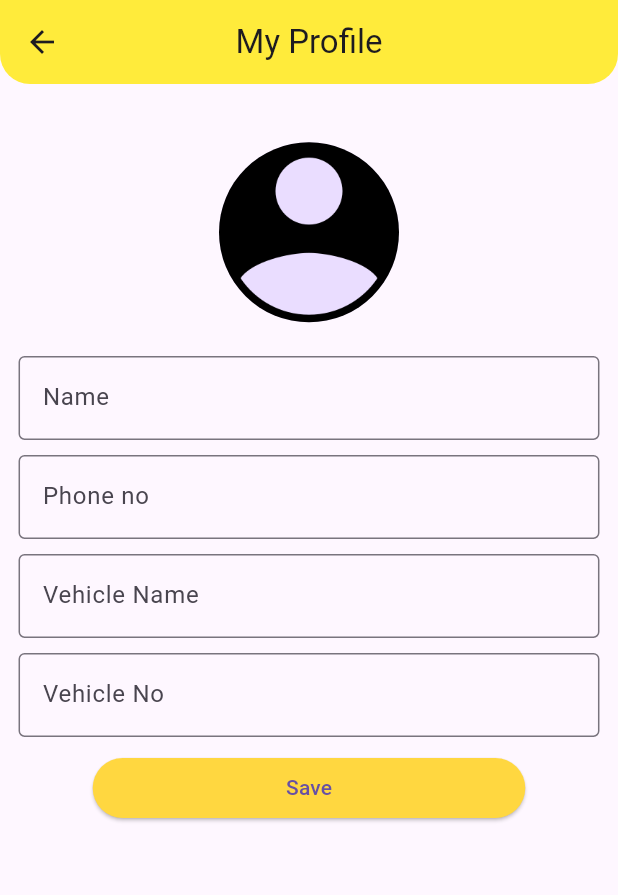
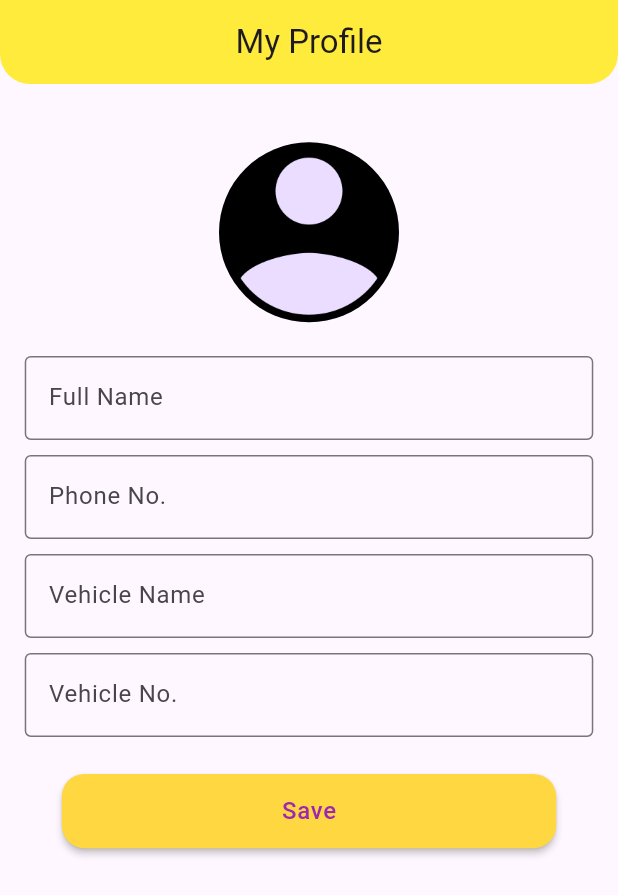
Before and after one commit to mibad862/EasyTransit, a Flutter app: the DriverProfileScreen screen opened directly, on a phone screen of 412 x 824 dp. Shown: the top 895 px of the screen. Run offline on Flutter 3.47's test engine with Material 3 defaults, Android fonts, the phone set to English and light mode, and no system bars; our stand-ins replace cached_network_image, cloud_firestore, dio, file_picker, firebase_auth, firebase_core and 11 more; missing offline and left inert: flutter_inappwebview, flutter_polyline_points; accounts and stored records are empty.

Commit message:
26/05/2024 updated

```diff
--- a/lib/common_widgets/common_appbar.dart
+++ b/lib/common_widgets/common_appbar.dart
@@ -2,20 +2,21 @@ import 'package:flutter/material.dart';
 
 class CommonAppBar extends StatelessWidget implements PreferredSizeWidget {
   final String title;
-  final bool showicon;
+  final bool showIcon;
 
   const CommonAppBar({
     required this.title,
-    required this.showicon,
-    Key? key,
-  }) : super(key: key);
+    required this.showIcon,
+    super.key,
+  });
 
   @override
   Widget build(BuildContext context) {
     return AppBar(
-      leading: showicon
+      automaticallyImplyLeading: false,
+      leading: showIcon
           ? IconButton(
-              icon: Icon(Icons.arrow_back_outlined),
+              icon: const Icon(Icons.arrow_back_outlined),
               onPressed: () {
                 Navigator.pop(context);
               },
--- a/lib/common_widgets/webview_screen.dart
+++ b/lib/common_widgets/webview_screen.dart
@@ -16,7 +16,7 @@ class _WebViewScreenState extends State<WebViewScreen> {
   @override
   Widget build(BuildContext context) {
     return Scaffold(
-      appBar: CommonAppBar(title: "Bus Schedule", showicon: true),
+      appBar: CommonAppBar(title: "Bus Schedule", showIcon: true),
       body: InAppWebView(
         initialUrlRequest: URLRequest(
             url: WebUri.uri(Uri.parse("https://pkbuses.com/bus-services/"))),
--- a/lib/views/bus_schedule/bus_schedule.dart
+++ b/lib/views/bus_schedule/bus_schedule.dart
@@ -72,7 +72,7 @@ class _BusSchedulePageState extends State<BusSchedulePage> {
   @override
   Widget build(BuildContext context) {
     return Scaffold(
-      appBar: const CommonAppBar(title: "Bus Schedule", showicon: true),
+      appBar: const CommonAppBar(title: "Bus Schedule", showIcon: true),
       body: Column(
         children: [
           Padding(
--- a/lib/views/chat_screen/chat_screen.dart
+++ b/lib/views/chat_screen/chat_screen.dart
@@ -49,20 +49,20 @@ class _ChatScreenState extends State<ChatScreen> {
   Widget build(BuildContext context) {
     if (isLoading) {
       return const Scaffold(
-        appBar: CommonAppBar(title: "chat", showicon: true),
+        appBar: CommonAppBar(title: "chat", showIcon: true),
         body: Center(child: CircularProgressIndicator()),
       );
     }
 
     if (userID == null) {
       return const Scaffold(
-        appBar: CommonAppBar(title: "chat", showicon: true),
+        appBar: CommonAppBar(title: "chat", showIcon: true),
         body: Center(child: Text("User ID not found")),
       );
     }
 
     return Scaffold(
-      appBar: const CommonAppBar(title: "chat", showicon: true),
+      appBar: const CommonAppBar(title: "chat", showIcon: true),
       body: Column(
         crossAxisAlignment: CrossAxisAlignment.start,
         children: <Widget>[
--- a/lib/views/create_ride_screen/create_ride.dart
+++ b/lib/views/create_ride_screen/create_ride.dart
@@ -41,7 +41,7 @@ class CreateTripPageState extends State<CreateTripPage> {
   @override
   Widget build(BuildContext context) {
     return Scaffold(
-      appBar: const CommonAppBar(title: "Create Trip", showicon: true),
+      appBar: const CommonAppBar(title: "Create Trip", showIcon: true),
       body: Form(
         key: _formKey,
         child: ListView(
--- a/lib/views/dilver_parcel_screen/create_parcel_request.dart
+++ b/lib/views/dilver_parcel_screen/create_parcel_request.dart
@@ -42,7 +42,7 @@ class _ParcelRequestState extends State<ParcelRequest> {
     return Scaffold(
       appBar: const CommonAppBar(
         title: 'Deliver Parcel',
-        showicon: true,
+        showIcon: true,
       ),
       body: SingleChildScrollView(
         child: Padding(
--- a/lib/views/driver_section/driver_screen.dart
+++ b/lib/views/driver_section/driver_screen.dart
@@ -28,7 +28,7 @@ class DriverScreen extends StatelessWidget {
     );
 
     return Scaffold(
-      appBar: const CommonAppBar(title: "Driver Screen", showicon: false),
+      appBar: const CommonAppBar(title: "Driver Screen", showIcon: false),
       drawer: FutureBuilder(
         future: FirebaseFirestoreService().getUserInformation(),
         builder: (context, snapshot) {
--- a/lib/views/emergency_screen.dart/emergency_service.dart
+++ b/lib/views/emergency_screen.dart/emergency_service.dart
@@ -105,7 +105,7 @@ class _EmergencyServicePageState extends State<EmergencyServicePage> {
   @override
   Widget build(BuildContext context) {
     return Scaffold(
-      appBar: const CommonAppBar(title: "Emergency Service", showicon: true),
+      appBar: const CommonAppBar(title: "Emergency Service", showIcon: true),
       body: SingleChildScrollView(
         child: Padding(
           padding: const EdgeInsets.all(16.0),
--- a/lib/views/parcel_delivery_screen/confirm_parcel_screen.dart
+++ b/lib/views/parcel_delivery_screen/confirm_parcel_screen.dart
@@ -15,7 +15,7 @@ class ConfirmParcelScreen extends StatelessWidget {
     final user = FirebaseAuth.instance.currentUser;
 
     return Scaffold(
-      appBar: const CommonAppBar(title: "Booked Parcel", showicon: true),
+      appBar: const CommonAppBar(title: "Booked Parcel", showIcon: true),
       body: FutureBuilder<DocumentSnapshot>(
         future: FirebaseFirestore.instance
             .collection("booked_parcels")
--- a/lib/views/parcel_delivery_screen/parcel_delivery.dart
+++ b/lib/views/parcel_delivery_screen/parcel_delivery.dart
@@ -8,7 +8,7 @@ class ParcelDelivery extends StatelessWidget {
   @override
   Widget build(BuildContext context) {
     return Scaffold(
-      appBar: const CommonAppBar(title: "Parcel Delivery View", showicon: true),
+      appBar: const CommonAppBar(title: "Parcel Delivery View", showIcon: true),
       body: FutureBuilder<List<Map<String, dynamic>>>(
         future: FirebaseFirestoreService().getParcelRecords(),
         builder: (context, snapshot) {
--- a/lib/views/passenger_section/passenger_screen.dart
+++ b/lib/views/passenger_section/passenger_screen.dart
@@ -65,7 +65,7 @@ class PassengerScreenState extends State<PassengerScreen> {
     return Scaffold(
       appBar: const CommonAppBar(
         title: "Passenger Screen",
-        showicon: false,
+        showIcon: false,
       ),
       drawer: FutureBuilder(
         builder: (context, snapshot) {
--- a/lib/views/privacy_policy/privacy_policy_screen.dart
+++ b/lib/views/privacy_policy/privacy_policy_screen.dart
@@ -5,7 +5,7 @@ class PrivacyPolicyScreen extends StatelessWidget {
   @override
   Widget build(BuildContext context) {
     return const Scaffold(
-      appBar: CommonAppBar(title: "Privacy Policy", showicon: true),
+      appBar: CommonAppBar(title: "Privacy Policy", showIcon: true),
       body: SingleChildScrollView(
         padding: EdgeInsets.all(16.0),
         child: Column(
--- a/lib/views/profile_screen/profile_screen.dart
+++ b/lib/views/profile_screen/profile_screen.dart
@@ -2,6 +2,7 @@ import 'dart:io';
 
 import 'package:cloud_firestore/cloud_firestore.dart';
 import 'package:demo_project1/common_widgets/common_appbar.dart';
+import 'package:demo_project1/common_widgets/common_elevated_button.dart';
 import 'package:demo_project1/common_widgets/custom_text_field.dart';
 import 'package:firebase_auth/firebase_auth.dart';
 import 'package:firebase_storage/firebase_storage.dart';
@@ -96,15 +97,17 @@ class DriverProfileScreenState extends State<DriverProfileScreen> {
           'phoneNumber': _phonenoController.text,
           'vehicleName': _vehicleNameController.text,
           'vehicleNo': _vehiclenoController.text,
-          if (imageUrl != null) 'imageUrl': imageUrl, // Store image URL if available
-          'status': 'pending', // Set initial status to pending
+          if (imageUrl != null) 'imageUrl': imageUrl,
+          // Store image URL if available
+          'status': 'pending',
+          // Set initial status to pending
           'createdAt': Timestamp.now(),
           'userId': user.uid,
           // Add other fields as needed
         });
 
-        CustomSnackbar.show(
-            context, "Profile submitted for approval by admin", SnackbarType.success);
+        CustomSnackbar.show(context, "Profile submitted for approval by admin",
+            SnackbarType.success);
       } catch (error) {
         CustomSnackbar.show(context, "Can't submit profile. An error occurred",
             SnackbarType.error);
@@ -119,7 +122,7 @@ class DriverProfileScreenState extends State<DriverProfileScreen> {
     height = size.height;
     width = size.width;
     return Scaffold(
-      appBar: const CommonAppBar(title: "My Profile", showicon: true),
+      appBar: const CommonAppBar(title: "My Profile", showIcon: false),
       body: SingleChildScrollView(
         child: Form(
           key: _formKey,
@@ -143,11 +146,11 @@ class DriverProfileScreenState extends State<DriverProfileScreen> {
                 ),
               ),
               Container(
-                margin: EdgeInsets.symmetric(horizontal: 0.03 * width),
+                margin: EdgeInsets.symmetric(horizontal: 0.04 * width),
                 child: Column(
                   children: [
                     CustomTextField(
-                      labelText: "Name",
+                      labelText: "Full Name",
                       controller: _nameController,
                       validator: (value) {
                         if (value == null || value.isEmpty) {
@@ -160,7 +163,7 @@ class DriverProfileScreenState extends State<DriverProfileScreen> {
                       height: 10,
                     ),
                     CustomTextField(
-                      labelText: "Phone no",
+                      labelText: "Phone No.",
                       controller: _phonenoController,
                       keyboardType: TextInputType.phone,
                       validator: (value) {
@@ -190,7 +193,7 @@ class DriverProfileScreenState extends State<DriverProfileScreen> {
                       height: 10,
                     ),
                     CustomTextField(
-                      labelText: "Vehicle No",
+                      labelText: "Vehicle No.",
                       controller: _vehiclenoController,
                       validator: (value) {
                         if (value == null || value.isEmpty) {
@@ -199,23 +202,21 @@ class DriverProfileScreenState extends State<DriverProfileScreen> {
                         return null;
                       },
                     ),
-                    const SizedBox(
-                      height: 10,
-                    ),
-                    SizedBox(
-                      width: 0.7 * width,
-                      child: ElevatedButton(
-                        style: const ButtonStyle(
-                          backgroundColor:
-                          MaterialStatePropertyAll(Colors.amberAccent),
-                        ),
+                    SizedBox(height: height * 0.030),
+                    CommonElevatedButton(
                       onPressed: () {
                         if (_formKey.currentState!.validate()) {
                           _saveProfile(context);
                         }
                       },
-                        child: const Text("Save"),
-                      ),
+                      text: "Save",
+                      buttonColor: Colors.amberAccent,
+                      textColor: Colors.purple,
+                      fontSize: 16,
+                      width: 0.80 * width,
+                      height: height * 0.060,
+                      borderRadius: 15.0,
+                      buttonElevation: 2.0,
                     ),
                   ],
                 ),
--- a/lib/views/rating/rating_screen.dart
+++ b/lib/views/rating/rating_screen.dart
@@ -15,7 +15,7 @@ class _RatingScreenState extends State<RatingScreen> {
   @override
   Widget build(BuildContext context) {
     return Scaffold(
-      appBar: const CommonAppBar(title: "Customers Rating", showicon: true),
+      appBar: const CommonAppBar(title: "Customers Rating", showIcon: true),
       body: StreamBuilder(
         stream: FirebaseFirestore.instance.collection('Ratings').snapshots(),
         builder: (context, AsyncSnapshot<QuerySnapshot> snapshot) {
--- a/lib/views/ride_view_screen/ride_view_screen.dart
+++ b/lib/views/ride_view_screen/ride_view_screen.dart
@@ -21,7 +21,7 @@ class RideViewScreen extends StatelessWidget {
   @override
   Widget build(BuildContext context) {
     return Scaffold(
-      appBar: const CommonAppBar(title: "Find a Ride", showicon: true),
+      appBar: const CommonAppBar(title: "Find a Ride", showIcon: true),
       body: StreamBuilder(
         stream: FirebaseFirestore.instance.collection('trips').snapshots(),
         builder: (BuildContext context, AsyncSnapshot<QuerySnapshot> snapshot) {
--- a/lib/views/trip_requests/trip_request.dart
+++ b/lib/views/trip_requests/trip_request.dart
@@ -22,7 +22,7 @@ class _TripRequestsScreenState extends State<TripRequestsScreen> {
     // print(userUid);
 
     return Scaffold(
-      appBar: const CommonAppBar(title: "Trip Requests", showicon: true),
+      appBar: const CommonAppBar(title: "Trip Requests", showIcon: true),
       body: Container(
         color: Colors.grey[200], // Set background color
         child: FutureBuilder<DocumentSnapshot>(
```
Lines whose indentation alone changed are shown as unchanged.
